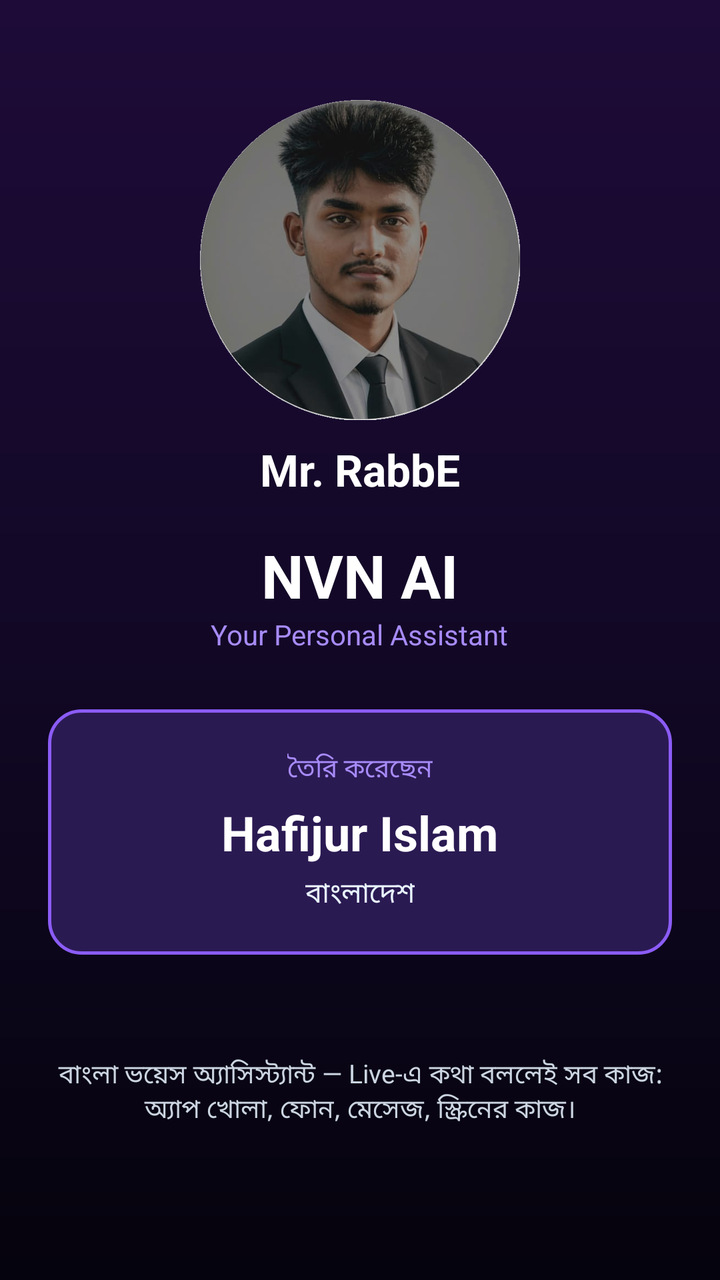
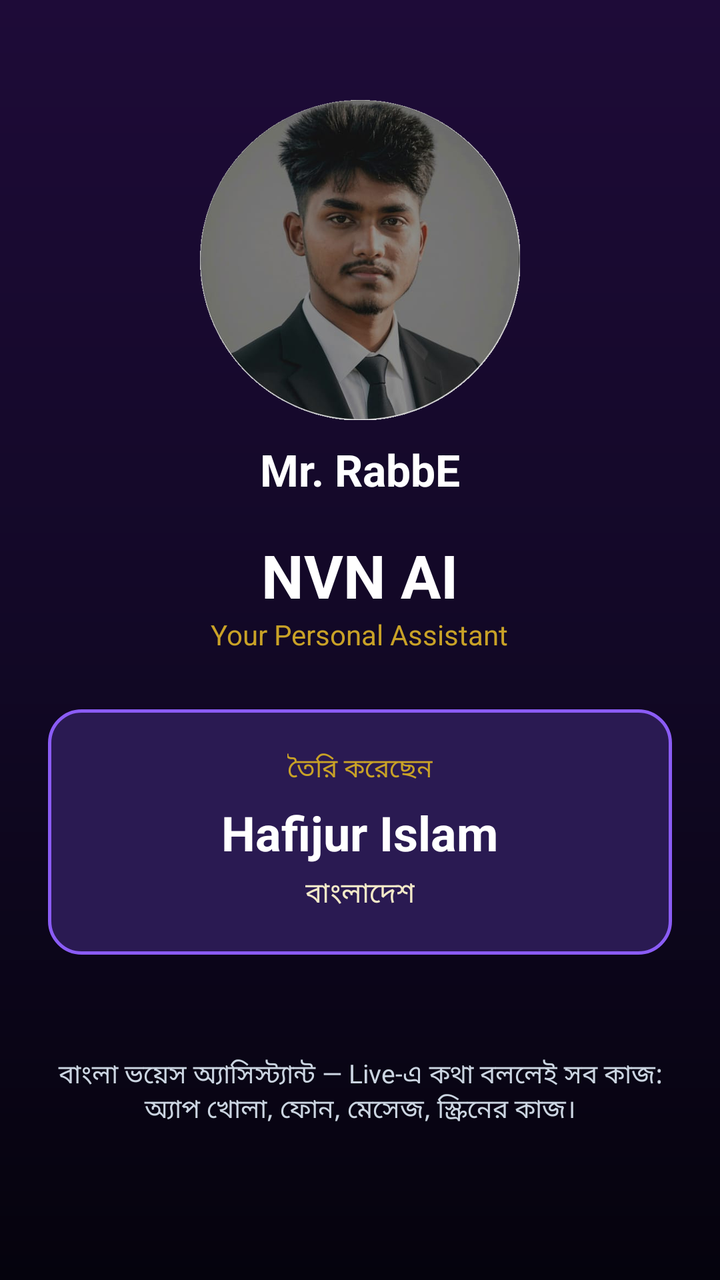

Screens rendered from an Android XML layout before and after an edit, with the pre-edit source and the edit as a unified diff.
<!-- AndroidManifest.xml: application theme AppTheme -->
<!-- res/layout/activity_about.xml -->
<?xml version="1.0" encoding="utf-8"?>
<LinearLayout xmlns:android="http://schemas.android.com/apk/res/android"
    android:layout_width="match_parent"
    android:layout_height="match_parent"
    android:background="@drawable/bg_main"
    android:gravity="center_horizontal"
    android:orientation="vertical"
    android:padding="24dp">

    <ImageView
        android:layout_width="160dp"
        android:layout_height="160dp"
        android:layout_marginTop="26dp"
        android:src="@drawable/maker_photo" />

    <TextView
        android:layout_width="wrap_content"
        android:layout_height="wrap_content"
        android:layout_marginTop="10dp"
        android:text="Mr. RabbE"
        android:textColor="#FFFFFF"
        android:textSize="22sp"
        android:textStyle="bold" />

    <TextView
        android:layout_width="wrap_content"
        android:layout_height="wrap_content"
        android:layout_marginTop="18dp"
        android:text="NVN AI"
        android:textColor="#FFFFFF"
        android:textSize="30sp"
        android:textStyle="bold" />

    <TextView
        android:layout_width="wrap_content"
        android:layout_height="wrap_content"
        android:text="Your Personal Assistant"
        android:textColor="#A78BFA"
        android:textSize="14sp" />

    <LinearLayout
        android:layout_width="match_parent"
        android:layout_height="wrap_content"
        android:layout_marginTop="28dp"
        android:background="@drawable/bg_card"
        android:gravity="center_horizontal"
        android:orientation="vertical"
        android:padding="20dp">

        <TextView
            android:layout_width="wrap_content"
            android:layout_height="wrap_content"
            android:text="তৈরি করেছেন"
            android:textColor="#A78BFA"
            android:textSize="13sp" />

        <TextView
            android:layout_width="wrap_content"
            android:layout_height="wrap_content"
            android:layout_marginTop="6dp"
            android:text="Hafijur Islam"
            android:textColor="#FFFFFF"
            android:textSize="24sp"
            android:textStyle="bold" />

        <TextView
            android:layout_width="wrap_content"
            android:layout_height="wrap_content"
            android:layout_marginTop="4dp"
            android:text="বাংলাদেশ"
            android:textColor="#E8F4FF"
            android:textSize="14sp" />
    </LinearLayout>

    <TextView
        android:id="@+id/aboutVersion"
        android:layout_width="wrap_content"
        android:layout_height="wrap_content"
        android:layout_marginTop="20dp"
        android:textColor="#94A3B8"
        android:textSize="12sp" />

    <TextView
        android:layout_width="match_parent"
        android:layout_height="wrap_content"
        android:layout_marginTop="14dp"
        android:gravity="center"
        android:text="বাংলা ভয়েস অ্যাসিস্ট্যান্ট — Live-এ কথা বললেই সব কাজ: অ্যাপ খোলা, ফোন, মেসেজ, স্ক্রিনের কাজ।"
        android:textColor="#CBD5E1"
        android:textSize="13sp" />
</LinearLayout>
<!-- resources referenced by this layout -->
<resources>
  <!-- drawable bg_card (drawable) -->
  <?xml version="1.0" encoding="utf-8"?>
  <shape xmlns:android="http://schemas.android.com/apk/res/android" android:shape="rectangle">
      <corners android:radius="16dp" />
      <solid android:color="#2A1A52" />
      <stroke android:width="1.5dp" android:color="#8B5CF6" />
  </shape>
  <!-- drawable bg_main (drawable) -->
  <?xml version="1.0" encoding="utf-8"?>
  <shape xmlns:android="http://schemas.android.com/apk/res/android" android:shape="rectangle">
      <gradient
          android:angle="270"
          android:startColor="#1E0B38"
          android:centerColor="#120826"
          android:endColor="#05030D" />
  </shape>
  <!-- drawable maker_photo: png bitmap (drawable, 182045 bytes) -->
  <style name="AppTheme" parent="android:Theme.Material.NoActionBar">
          <item name="android:windowBackground">#05030D</item>
          <item name="android:colorAccent">#A855F7</item>
          <item name="android:statusBarColor">#05030D</item>
          <item name="android:navigationBarColor">#05030D</item>
          <item name="android:windowLightStatusBar">false</item>
      </style>
</resources>

<!-- the commit's change to res/layout/activity_about.xml (unified diff, before → after) -->
@@ -35,7 +35,7 @@
         android:layout_width="wrap_content"
         android:layout_height="wrap_content"
         android:text="Your Personal Assistant"
-        android:textColor="#A78BFA"
+        android:textColor="#C9A227"
         android:textSize="14sp" />
 
     <LinearLayout
@@ -51,7 +51,7 @@
             android:layout_width="wrap_content"
             android:layout_height="wrap_content"
             android:text="তৈরি করেছেন"
-            android:textColor="#A78BFA"
+            android:textColor="#C9A227"
             android:textSize="13sp" />
 
         <TextView
@@ -68,7 +68,7 @@
             android:layout_height="wrap_content"
             android:layout_marginTop="4dp"
             android:text="বাংলাদেশ"
-            android:textColor="#E8F4FF"
+            android:textColor="#F3E9C8"
             android:textSize="14sp" />
     </LinearLayout>
 
@@ -77,7 +77,7 @@
         android:layout_width="wrap_content"
         android:layout_height="wrap_content"
         android:layout_marginTop="20dp"
-        android:textColor="#94A3B8"
+        android:textColor="#A8C3B2"
         android:textSize="12sp" />
 
     <TextView
